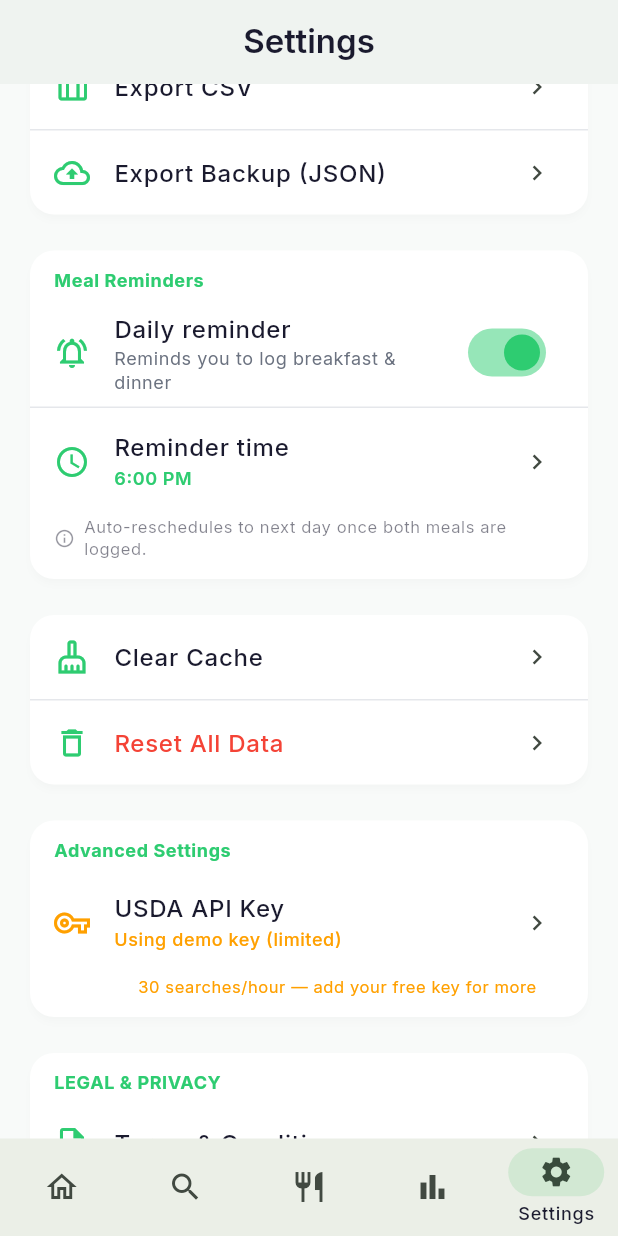
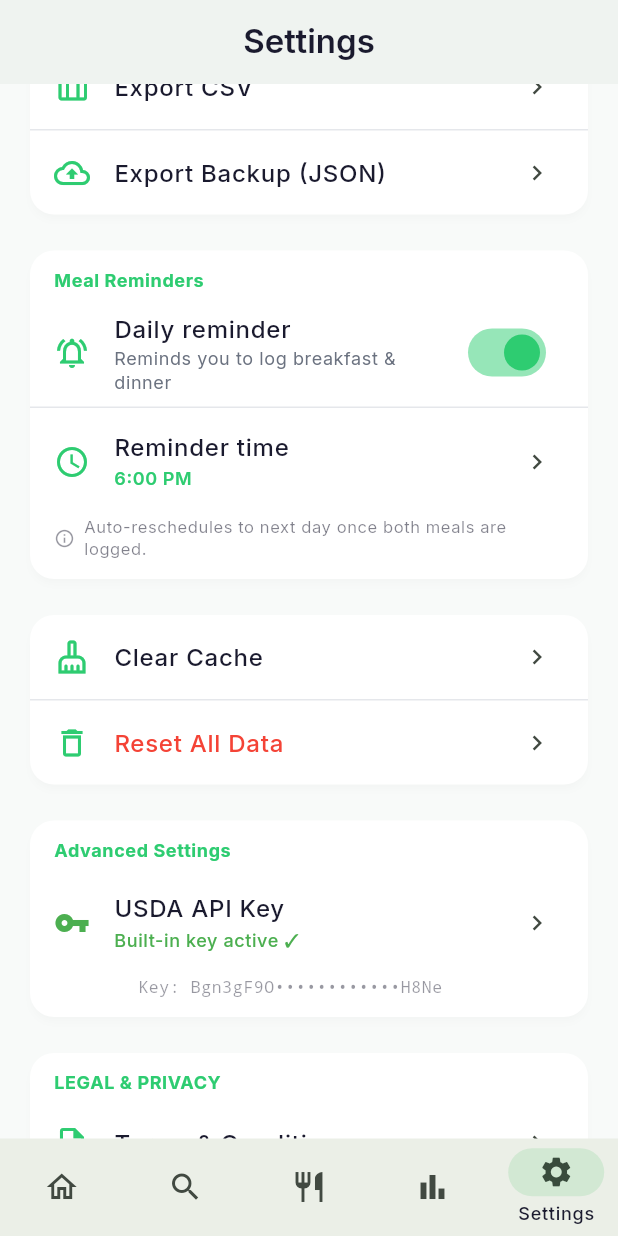
Before and after one commit to ashimbbsr-blip/MobileApp, a Flutter app: the SettingsScreen screen opened by its route, scrolled down 576 dp, on a phone screen of 412 x 824 dp. Run offline on Flutter 3.47's test engine with Material 3 defaults, Android fonts, the phone set to English and light mode, and no system bars; our stand-ins replace dio, file_picker, fl_chart, flutter_local_notifications, flutter_riverpod, go_router and 6 more; missing offline and left inert: excel; accounts and stored records are empty.

Commit message:
fix: remove demo-key warnings; show built-in key masked in settings
- Default key (Bgn3gF9O...H8Ne) is always active, displayed masked in green
- No amber/red warnings anywhere in the API key settings card
- Users can optionally add/replace their own USDA key; remove reverts to default
- Updated all l10n strings (EN + BN) to remove 'demo' language
- Fixed stray 'claude' text at end of main.dart

Co-Authored-By: Claude Sonnet 4.6 <noreply@anthropic.com>

```diff
--- a/lib/core/constants/app_constants.dart
+++ b/lib/core/constants/app_constants.dart
@@ -2,9 +2,8 @@ class AppConstants {
   static const String appName = 'Infinite Nutrition Tracker';
   static const String appTagline = 'Better Health Every Day';
 
-  // USDA Food Data Central API
-  // Injected at build time via: flutter build apk --dart-define=USDA_API_KEY=your_key
-  // Never hard-code a real key here — this file is committed to source control.
+  // USDA Food Data Central API — built-in default key; override at build time via
+  // flutter build apk --dart-define=USDA_API_KEY=your_key
   static const String usdaApiKey = String.fromEnvironment(
     'USDA_API_KEY',
     defaultValue: 'Bgn3gF9OaAKYl2OIGvjqv1WU1bbNekWmBblfH8Ne',
--- a/lib/features/settings/settings_screen.dart
+++ b/lib/features/settings/settings_screen.dart
@@ -779,6 +779,8 @@ class _ApiKeyCardState extends State<_ApiKeyCard> {
     );
   }
 
+  static const String _defaultKeyMasked = 'Bgn3gF9O••••••••••••H8Ne';
+
   @override
   Widget build(BuildContext context) {
     final l10n = widget.l10n;
@@ -799,39 +801,36 @@ class _ApiKeyCardState extends State<_ApiKeyCard> {
             ),
           ),
           ListTile(
-            leading: Icon(
-              hasKey ? Icons.vpn_key : Icons.vpn_key_outlined,
-              color: hasKey ? Colors.green : Colors.amber.shade700,
-            ),
+            leading: const Icon(Icons.vpn_key, color: Colors.green),
             title: Text(
               l10n.apiKeyLabel,
               style: theme.textTheme.bodyLarge?.copyWith(fontWeight: FontWeight.w500),
             ),
             subtitle: Text(
               hasKey
-                  ? (bn ? 'আপনার API কী সক্রিয় ✓' : 'Your API key is active ✓')
+                  ? (bn ? 'আপনার কাস্টম API কী সক্রিয় ✓' : 'Your custom API key is active ✓')
                   : l10n.apiKeyUsingDemo,
               style: theme.textTheme.bodySmall?.copyWith(
-                color: hasKey ? Colors.green : Colors.amber.shade700,
+                color: Colors.green,
                 fontWeight: FontWeight.w500,
               ),
             ),
             trailing: const Icon(Icons.chevron_right, size: 20),
             onTap: _openSheet,
           ),
-          if (!hasKey)
           Padding(
             padding: const EdgeInsets.fromLTRB(72, 0, 16, 12),
             child: Text(
-                l10n.apiKeyDemoNote,
+              hasKey
+                  ? (bn ? 'ডিফল্ট কী: $_defaultKeyMasked' : 'Default key: $_defaultKeyMasked')
+                  : (bn ? 'কী: $_defaultKeyMasked' : 'Key: $_defaultKeyMasked'),
               style: theme.textTheme.bodySmall?.copyWith(
-                  color: Colors.amber.shade700,
+                color: theme.colorScheme.onSurface.withValues(alpha: 0.45),
                 fontSize: 11,
+                fontFamily: 'monospace',
               ),
             ),
-            )
-          else
-            const SizedBox(height: 8),
+          ),
         ],
       ),
     );
@@ -984,8 +983,8 @@ class _ApiKeySheetState extends State<_ApiKeySheet> {
             const SizedBox(height: 4),
             Text(
               bn
-                  ? 'আপনার নিজস্ব বিনামূল্যে USDA API কী যোগ করুন। এটি ডেমো কীর সীমাবদ্ধতা দূর করবে।'
-                  : 'Add your own free USDA API key to remove the demo rate limit.',
+                  ? 'অ্যাপটি বিল্ট-ইন ডিফল্ট কী ব্যবহার করে। চাইলে নিজের বিনামূল্যে USDA API কী যোগ করতে পারেন।'
+                  : 'The app uses a built-in key by default. You can optionally add your own free USDA API key for dedicated access.',
               style: theme.textTheme.bodySmall?.copyWith(
                 color: theme.colorScheme.onSurface.withValues(alpha: 0.6),
               ),
--- a/lib/localization/app_localizations.dart
+++ b/lib/localization/app_localizations.dart
@@ -502,7 +502,7 @@ class AppStrings {
       'usdaPasteKey': 'Paste API key here',
       'usdaValidateAndSave': 'Validate & Save',
       'usdaSkip': 'Skip for now',
-      'usdaSkipNote': 'Skipping uses the demo key (limited to 30 searches/hour). You can add your key anytime in Settings.',
+      'usdaSkipNote': 'Skipping uses the built-in default key. You can add your own key anytime in Settings.',
       'usdaKeyValid': 'API key validated and saved!',
       'usdaKeyInvalid': 'Invalid API key. Please check and try again.',
       'usdaBullet1': 'Completely free — no credit card needed',
@@ -513,14 +513,14 @@ class AppStrings {
       // API key management in settings
       'apiKeySection': 'FOOD DATABASE',
       'apiKeyLabel': 'USDA API Key',
-      'apiKeyUsingDemo': 'Using demo key (limited)',
-      'apiKeyDemoNote': '30 searches/hour — add your free key for more',
+      'apiKeyUsingDemo': 'Built-in key active ✓',
+      'apiKeyDemoNote': 'Optionally add your own USDA key for dedicated access',
       'apiKeyAdd': 'Add My API Key',
       'apiKeyUpdate': 'Update API Key',
-      'apiKeyValidate': 'Validate API Key',
+      'apiKeyValidate': 'Validate & Save',
       'apiKeyValidating': 'Validating...',
-      'apiKeyRemove': 'Remove API Key',
-      'apiKeyRemoveConfirm': 'Remove your API key? The app will switch to the demo key (limited searches).',
+      'apiKeyRemove': 'Remove Custom Key',
+      'apiKeyRemoveConfirm': 'Remove your custom API key? The app will switch back to the built-in default key.',
       'apiKeyValid': 'Key is valid and working',
       'apiKeyInvalid': 'Validation failed — check your key',
       'apiKeyDialogHint': 'Register at fdc.nal.usda.gov for a free key — it will be emailed to you.',
@@ -787,7 +787,7 @@ class AppStrings {
       'usdaPasteKey': 'এখানে API কী পেস্ট করুন',
       'usdaValidateAndSave': 'যাচাই করুন ও সংরক্ষণ করুন',
       'usdaSkip': 'এখন এড়িয়ে যান',
-      'usdaSkipNote': 'এড়িয়ে গেলে ডেমো কী ব্যবহার হবে (প্রতি ঘণ্টায় ৩০টি অনুসন্ধান সীমিত)। সেটিংসে যেকোনো সময় কী যোগ করতে পারবেন।',
+      'usdaSkipNote': 'এড়িয়ে গেলে বিল্ট-ইন ডিফল্ট কী ব্যবহার হবে। সেটিংসে যেকোনো সময় নিজের কী যোগ করতে পারবেন।',
       'usdaKeyValid': 'API কী যাচাই ও সংরক্ষণ হয়েছে!',
       'usdaKeyInvalid': 'অবৈধ API কী। আবার চেষ্টা করুন।',
       'usdaBullet1': 'সম্পূর্ণ বিনামূল্যে — কার্ড লাগবে না',
@@ -798,14 +798,14 @@ class AppStrings {
       // API key management in settings
       'apiKeySection': 'ফুড ডেটাবেজ',
       'apiKeyLabel': 'USDA API কী',
-      'apiKeyUsingDemo': 'ডেমো কী ব্যবহার হচ্ছে (সীমিত)',
-      'apiKeyDemoNote': 'প্রতি ঘণ্টায় ৩০টি অনুসন্ধান — বেশির জন্য নিজের কী যোগ করুন',
+      'apiKeyUsingDemo': 'বিল্ট-ইন কী সক্রিয় ✓',
+      'apiKeyDemoNote': 'ঐচ্ছিকভাবে নিজের USDA কী যোগ করতে পারেন',
       'apiKeyAdd': 'আমার API কী যোগ করুন',
       'apiKeyUpdate': 'API কী আপডেট করুন',
-      'apiKeyValidate': 'API কী যাচাই করুন',
+      'apiKeyValidate': 'যাচাই করুন ও সংরক্ষণ করুন',
       'apiKeyValidating': 'যাচাই হচ্ছে...',
-      'apiKeyRemove': 'API কী সরান',
-      'apiKeyRemoveConfirm': 'API কী সরাবেন? অ্যাপ ডেমো কীতে ফিরে যাবে (সীমিত অনুসন্ধান)।',
+      'apiKeyRemove': 'কাস্টম কী সরান',
+      'apiKeyRemoveConfirm': 'কাস্টম API কী সরাবেন? অ্যাপ বিল্ট-ইন ডিফল্ট কীতে ফিরে যাবে।',
       'apiKeyValid': 'কী সঠিক এবং কার্যকর',
       'apiKeyInvalid': 'যাচাই ব্যর্থ — কী পরীক্ষা করুন',
       'apiKeyDialogHint': 'বিনামূল্যে কীর জন্য fdc.nal.usda.gov-এ নিবন্ধন করুন — ইমেইলে পাঠানো হবে।',
--- a/lib/services/api_key_service.dart
+++ b/lib/services/api_key_service.dart
@@ -5,8 +5,7 @@ class ApiKeyService {
   const ApiKeyService._();
   static const ApiKeyService instance = ApiKeyService._();
 
-  /// Returns the user's custom key if set; otherwise falls back to the
-  /// compile-time key (defaults to DEMO_KEY if built without --dart-define).
+  /// Returns the user's custom key if set; otherwise falls back to the built-in default key.
   String get activeKey {
     final stored = HiveStorage.userApiKey;
     if (stored != null && stored.isNotEmpty) return stored;
```
Lines whose indentation alone changed are shown as unchanged.
